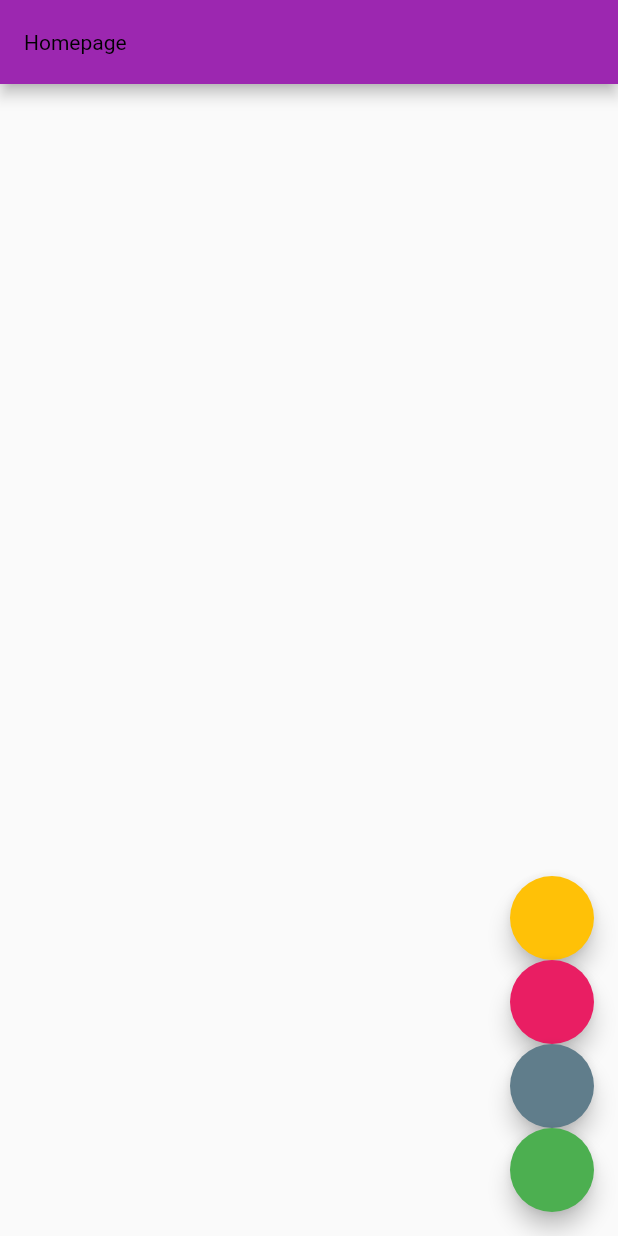
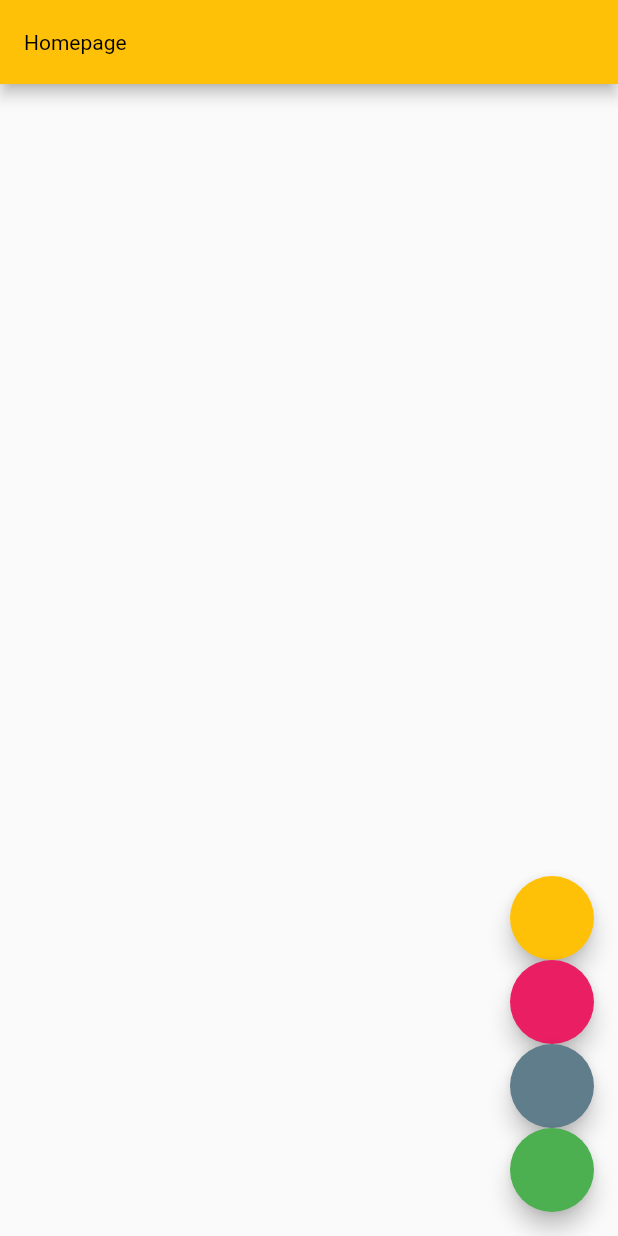
Before and after one commit to cripnail/advanced-widgets, a Flutter app: the screen it shows after launch, on a phone screen of 412 x 824 dp. Run offline on Flutter 3.47's test engine with Material 2 defaults, Android fonts, the phone set to English and light mode, and no system bars.

Commit message:
Polish FAB colors.

```diff
--- a/lib/home.dart
+++ b/lib/home.dart
@@ -29,40 +29,24 @@ class HomeScreenState extends State<HomeScreen> {
               _changeTheme(context, MyThemeKeys.lightPurpleAmber);
             },
             backgroundColor: Colors.amber,
-            focusColor: Colors.blue,
-            foregroundColor: Colors.purple,
-            hoverColor: Colors.green,
-            splashColor: Colors.tealAccent,
           ),
           FloatingActionButton(
             onPressed: () {
               _changeTheme(context, MyThemeKeys.lightIndigoPink);
             },
             backgroundColor: Colors.pink,
-            focusColor: Colors.blueAccent,
-            foregroundColor: Colors.indigo,
-            hoverColor: Colors.greenAccent,
-            splashColor: Colors.teal,
           ),
           FloatingActionButton(
             onPressed: () {
               _changeTheme(context, MyThemeKeys.darkPinkBlueGrey);
             },
             backgroundColor: Colors.blueGrey,
-            focusColor: const Color(0xFF42A5F5),
-            foregroundColor: Colors.pink,
-            hoverColor: const Color(0xff123456),
-            splashColor: const Color(0xffb74093),
           ),
           FloatingActionButton(
             onPressed: () {
               _changeTheme(context, MyThemeKeys.darkPurpleGreen);
             },
             backgroundColor: Colors.green,
-            focusColor: const Color(0x4C68AFFF),
-            foregroundColor: Colors.purple,
-            hoverColor: const Color(0xB047FF27),
-            splashColor: const Color(0xD53CF0FF),
           ),
         ],
       ), // This trailing comma
--- a/lib/themes.dart
+++ b/lib/themes.dart
@@ -10,8 +10,8 @@ enum MyThemeKeys {
 class MyThemes {
   static final ThemeData lightPurpleAmberTheme = ThemeData(
       brightness: Brightness.light,
-      primaryColor: Colors.purple,
-      primarySwatch: Colors.amber,
+      primaryColor: Colors.amber,
+      primarySwatch: Colors.purple,
       iconTheme: const IconThemeData(color: Colors.amber),
       elevatedButtonTheme: ElevatedButtonThemeData(
         style: ElevatedButton.styleFrom(
@@ -51,7 +51,7 @@ class MyThemes {
         selectionColor: Colors.amber,
       ),
       appBarTheme: const AppBarTheme(
-        color: Colors.purple,
+        color: Colors.amber,
         toolbarTextStyle: TextStyle(color: Colors.black),
         titleTextStyle: TextStyle(color: Colors.black),
       ),
@@ -79,8 +79,8 @@ class MyThemes {
 
   static final ThemeData lightIndigoPinkTheme = ThemeData(
     brightness: Brightness.light,
-    primaryColor: Colors.indigo,
-    primarySwatch: Colors.pink,
+    primaryColor: Colors.pink,
+    primarySwatch: Colors.indigo,
     iconTheme: const IconThemeData(color: Colors.pink),
     textTheme: const TextTheme(
         subtitle1: TextStyle(
@@ -146,8 +146,8 @@ class MyThemes {
 
   static final ThemeData darkPinkBlueGreyTheme = ThemeData(
     brightness: Brightness.dark,
-    primarySwatch: Colors.blueGrey,
-    primaryColor: Colors.pink,
+    primarySwatch: Colors.pink,
+    primaryColor: Colors.blueGrey,
     iconTheme: const IconThemeData(color: Colors.blueGrey),
     textTheme: const TextTheme(
         subtitle1: TextStyle(
@@ -192,7 +192,7 @@ class MyThemes {
       selectionColor: Colors.indigo,
     ),
     appBarTheme: const AppBarTheme(
-      color: Colors.pink,
+      color: Colors.blueGrey,
       toolbarTextStyle: TextStyle(color: Colors.black38),
       titleTextStyle: TextStyle(color: Colors.black38),
     ),
@@ -213,7 +213,7 @@ class MyThemes {
 
   static final ThemeData darkPurpleGreenTheme = ThemeData(
     brightness: Brightness.dark,
-    primaryColor: Colors.purple,
+    primaryColor: Colors.green,
     primarySwatch: Colors.green,
     iconTheme: const IconThemeData(color: Colors.green),
     textTheme: const TextTheme(
@@ -260,7 +260,7 @@ class MyThemes {
       selectionColor: Colors.purple,
     ),
     appBarTheme: const AppBarTheme(
-      color: Colors.pink,
+      color: Colors.purple,
       toolbarTextStyle: TextStyle(color: Colors.black45),
       titleTextStyle: TextStyle(color: Colors.black45),
     ),
```
